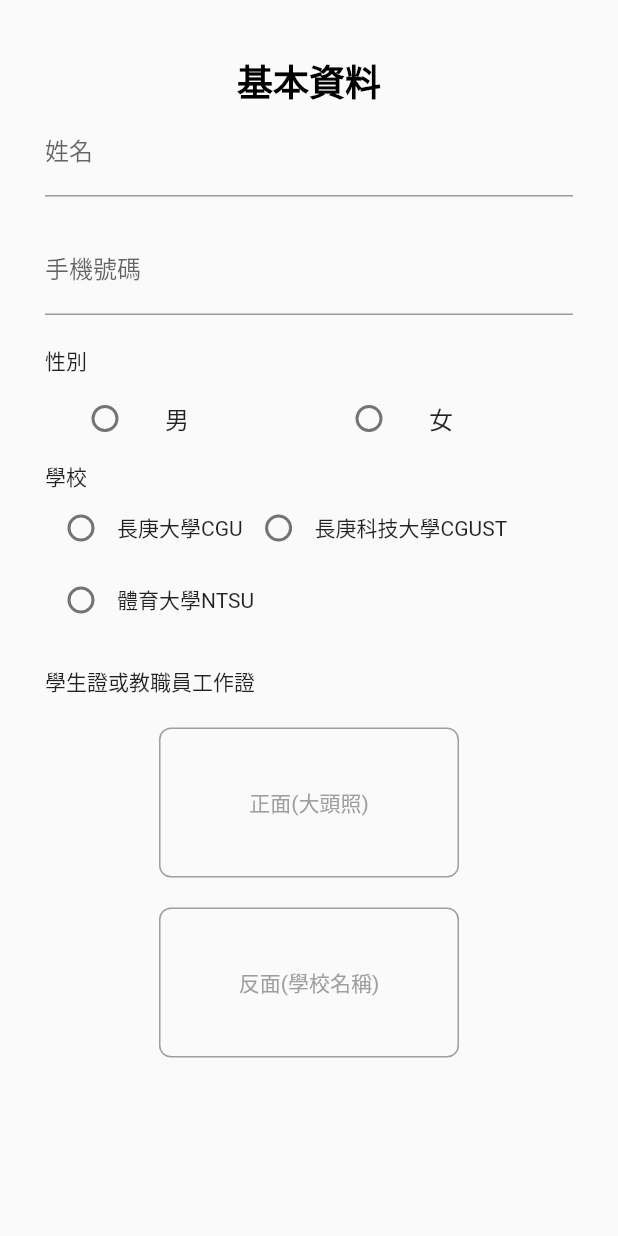
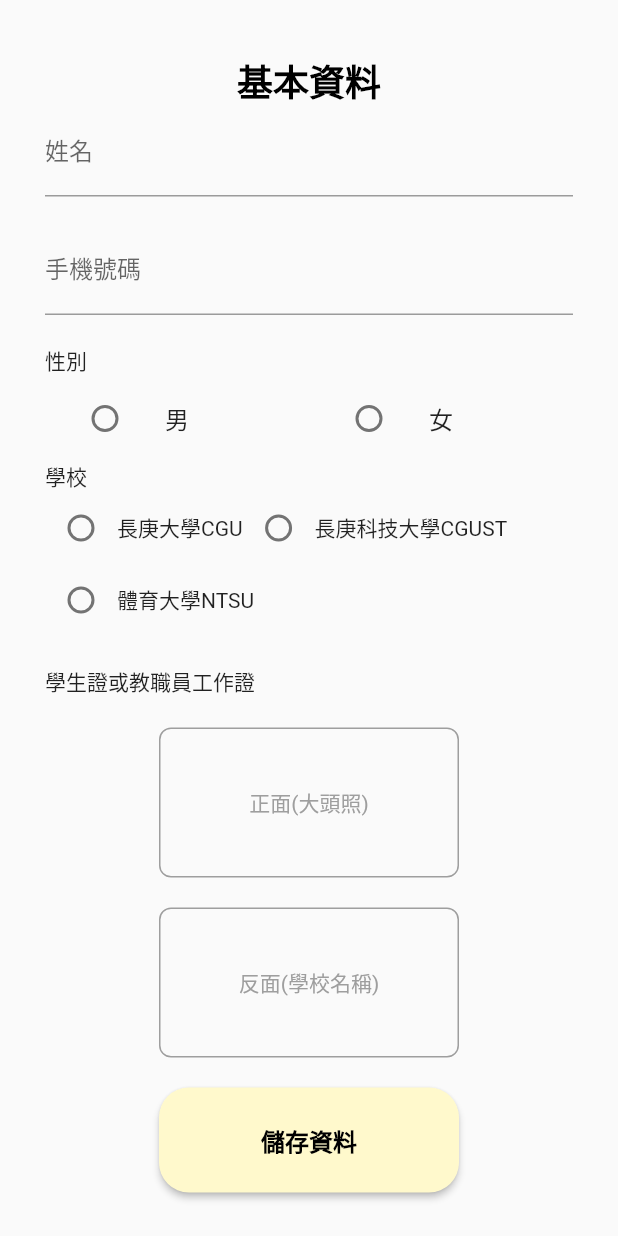
Before and after one commit to DraggyChen/pickup_flutter_app, a Flutter app: the screen it shows after launch, on a phone screen of 412 x 824 dp. Run offline on Flutter 3.47's test engine with Material 2 defaults, Android fonts, the light colour scheme and no system bars; our stand-ins replace image_picker, mask_text_input_formatter; Roboto replaces fonts that are missing (fontFamily).

Commit message:
註冊畫面：儲存資料Button

```diff
--- a/lib/register/personal_data.dart
+++ b/lib/register/personal_data.dart
@@ -37,7 +37,7 @@
   Widget build(BuildContext context) {
     return Scaffold(
       body: Padding(
-        //排版處理：上方針對瀏海部分的話再往下加
+          //排版處理：上方針對瀏海部分的話再往下加
           padding: EdgeInsets.only(
             top: 16.0 + MediaQuery.of(context).padding.top,
             left: 30.0,
@@ -173,6 +173,25 @@
                   width: 200,
                   height: 100,
                 ),
+                SizedBox(height: 20),
+
+                /* 儲存資料按鈕 */
+                ElevatedButton(
+                  onPressed: () {},
+                  child: Text(
+                    "儲存資料",
+                    style: CustomStyles.ButtonContentStyle,
+                  ),
+                  style: ElevatedButton.styleFrom(
+                    // foregroundColor: Colors.black,
+                    //R255 G249 B204
+                    backgroundColor: Color.fromRGBO(255, 249, 204, 1),
+                    fixedSize: Size(200, 70),
+                    shape: RoundedRectangleBorder(
+                      borderRadius: BorderRadius.circular(20),
+                    ),
+                  ),
+                )
               ],
             ),
           )),
--- a/lib/style/styles.dart
+++ b/lib/style/styles.dart
@@ -14,4 +14,9 @@
     color: Colors.black,
   );
 
+  static const TextStyle ButtonContentStyle = TextStyle(
+    fontSize: 16.0,
+    fontWeight: FontWeight.bold,
+    color: Colors.black,
+  );
 }
```
